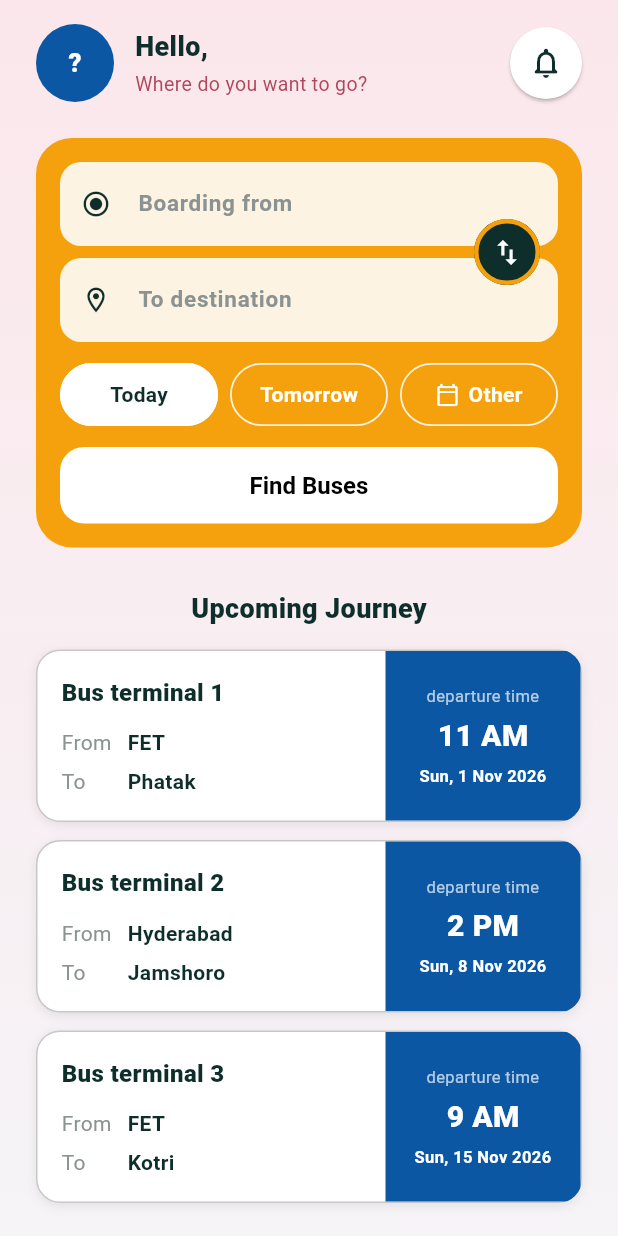
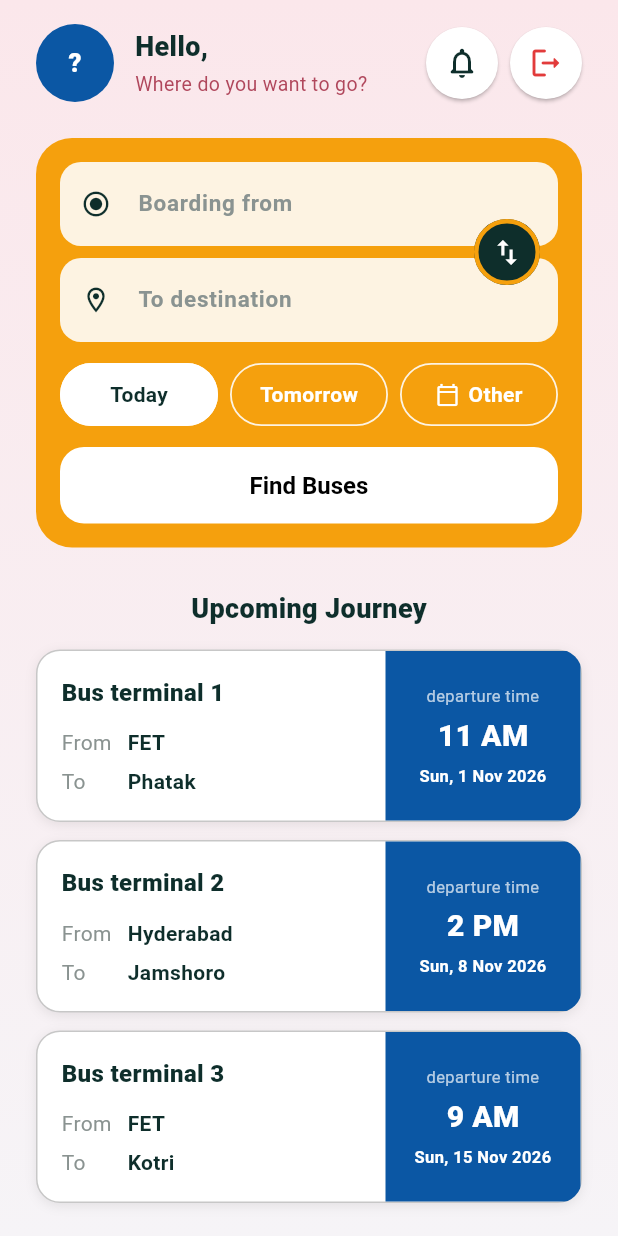
Before and after one commit to shahnawaz-laghari/SeatNix, a Flutter app: the HomeScreen screen opened directly with empty values, on a phone screen of 412 x 824 dp. Run offline on Flutter 3.47's test engine with Material 3 defaults, Android fonts, the phone set to English and light mode, and no system bars; our stand-ins replace appwrite, audioplayers, flutter_local_notifications, flutter_svg, google_fonts, image_picker and 4 more; missing offline and left inert: file_saver; accounts and stored records are empty; network calls fail.

Commit message:
Add functional logout icon beside notifications on Home screen

```diff
--- a/lib/screens/home_screen.dart
+++ b/lib/screens/home_screen.dart
@@ -10,6 +10,7 @@ import '../services/departure_schedule.dart';
 import 'bus_seat_screen.dart';
 import 'notifications_screen.dart';
 import 'profile_screen.dart';
+import 'signin_screen.dart';
 
 const _cardCream = Color(0xFFFDF3E2);
 const _journeyBlue = Color(0xFF0B57A4);
@@ -245,6 +246,22 @@ class _HomeScreenState extends State<HomeScreen> {
         .push(MaterialPageRoute(builder: (_) => const NotificationsScreen()));
   }
 
+  Future<void> _logout() async {
+    try {
+      await widget.authService.logout();
+      if (!mounted) return;
+      Navigator.of(context).pushAndRemoveUntil(
+        MaterialPageRoute(
+          builder: (_) => SignInScreen(authService: widget.authService),
+        ),
+        (route) => false,
+      );
+    } on AuthException catch (e) {
+      if (!mounted) return;
+      showAuthError(context, e.message);
+    }
+  }
+
   @override
   Widget build(BuildContext context) {
     final user = AppwriteAuthService.cachedUser;
@@ -371,6 +388,21 @@ class _HomeScreenState extends State<HomeScreen> {
                 Icons.notifications_none_rounded,
                 color: primaryText(context),
               ),
+            ),
+          ),
+        ),
+        const SizedBox(width: 8),
+        Material(
+          color: cardBackground(context),
+          shape: const CircleBorder(),
+          elevation: 1,
+          child: InkWell(
+            customBorder: const CircleBorder(),
+            onTap: _logout,
+            child: SizedBox(
+              width: 48,
+              height: 48,
+              child: Icon(Icons.logout_rounded, color: const Color(0xFFE23B3B)),
             ),
           ),
         ),
```
